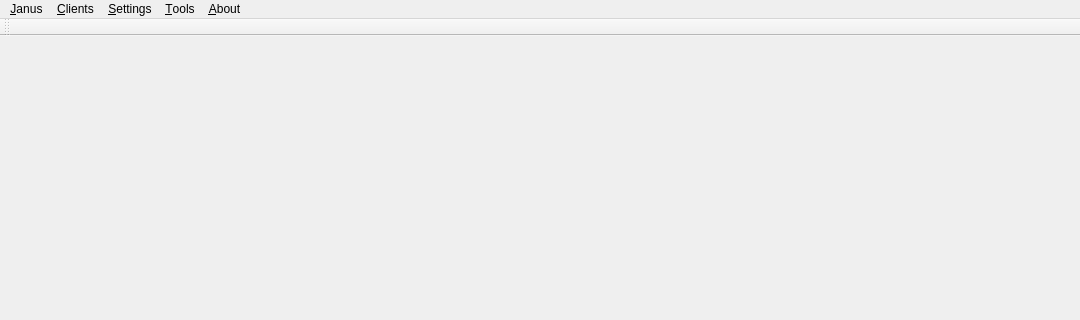
Above: UI/ui.ui from ouxianghui/janus-client before the change; both pictures show x 0 to 1080 and y 0 to 320 of the 1080 by 720 pixel window. Below: the same form after it.
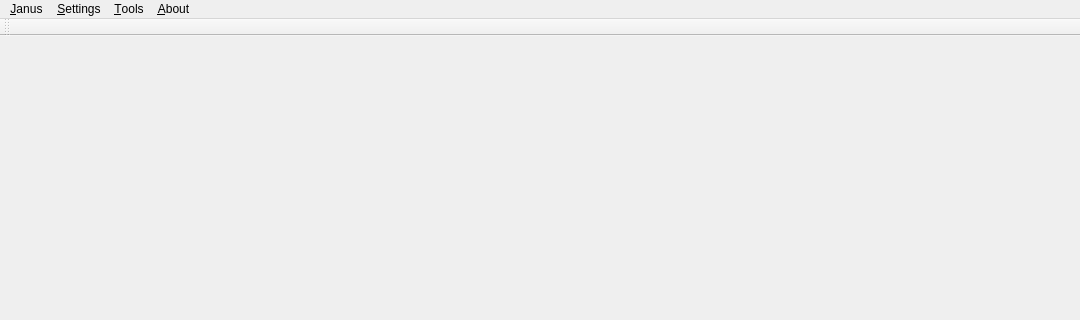
That is the form after the change. Icons and pictures are not drawn.

Commit message: add video room dialog

Diff of the .ui file:
```diff
--- a/UI/ui.ui
+++ b/UI/ui.ui
@@ -45,16 +45,10 @@
     <property name="title">
      <string>&amp;Janus</string>
     </property>
-    <addaction name="actionConnectJanus"/>
-   </widget>
-   <widget class="QMenu" name="menuClients">
-    <property name="title">
-     <string>&amp;Clients</string>
-    </property>
-    <addaction name="actionVideoRoom"/>
-    <addaction name="actionVideoCall"/>
-    <addaction name="actionTextRoom"/>
-    <addaction name="actionVoiceMail"/>
+    <addaction name="actionAttachRoom"/>
+    <addaction name="actionJoinRoom"/>
+    <addaction name="actionCreateRoom"/>
+    <addaction name="actionPublishStream"/>
    </widget>
    <widget class="QMenu" name="menuAbout">
     <property name="title">
@@ -62,7 +56,7 @@
     </property>
     <addaction name="actionAboutUs"/>
    </widget>
-   <widget class="QMenu" name="menu_Tools">
+   <widget class="QMenu" name="menuTools">
     <property name="title">
      <string>&amp;Tools</string>
     </property>
@@ -70,9 +64,8 @@
     <addaction name="actionConsole"/>
    </widget>
    <addaction name="menuConnect"/>
-   <addaction name="menuClients"/>
    <addaction name="menuSettings"/>
-   <addaction name="menu_Tools"/>
+   <addaction name="menuTools"/>
    <addaction name="menuAbout"/>
   </widget>
   <widget class="QToolBar" name="mainToolBar">
```
Left out of the diff: 94 changed lines with no effect on the pictures. The commit also changes 7 other files.
